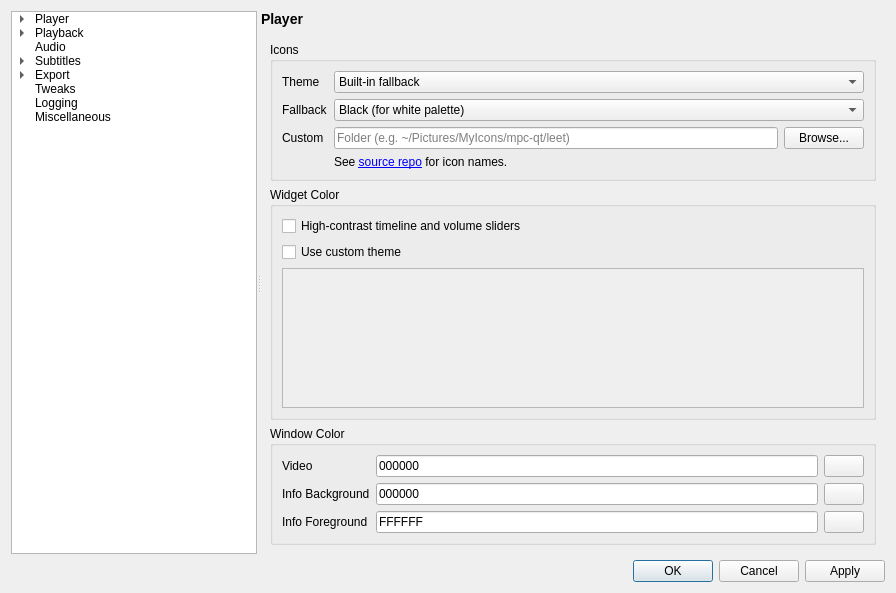
Qt form settingswindow.ui (mpc-qt/mpc-qt) before a commit.
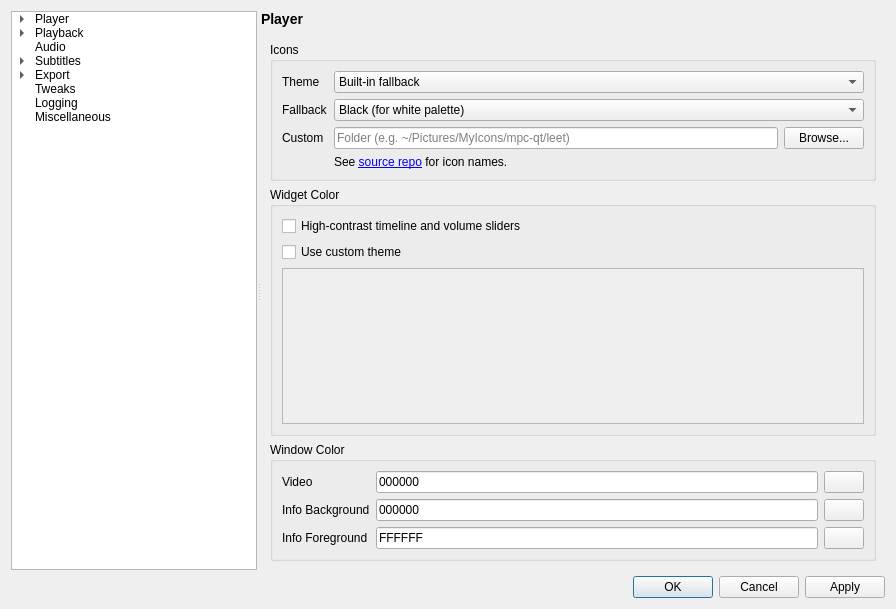
The same form after that commit. The open tabs and pages were chosen to show the change.

Commit message:
settingswindow: fix up stylesheet generation
Grab QPlainTextWidget during widget scanning.  The stylesheet text
wasn't ending up in the settings map, leading to no change when clicking
apply and no saving at exit.

Patch:
```diff
--- a/settingswindow.ui
+++ b/settingswindow.ui
@@ -10,7 +10,7 @@
     <x>0</x>
     <y>0</y>
     <width>896</width>
-    <height>593</height>
+    <height>609</height>
    </rect>
   </property>
   <property name="windowTitle">
@@ -737,8 +737,8 @@
                   <rect>
                    <x>0</x>
                    <y>0</y>
-                   <width>605</width>
-                   <height>73</height>
+                   <width>98</width>
+                   <height>28</height>
                   </rect>
                  </property>
                  <layout class="QVBoxLayout" name="verticalLayout_6"/>
```
Left out of the diff: 2 changed lines with no effect on the pictures. The commit also changes 2 other files.
